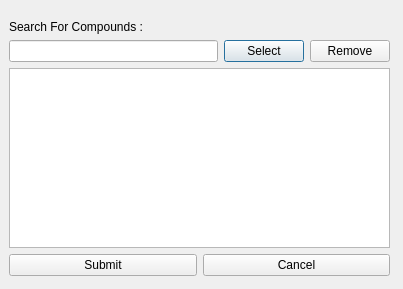
This is comp_selector.ui in Anujg935/OMChemSimGUI as Qt 5 draws it before an edit. The edited form follows.
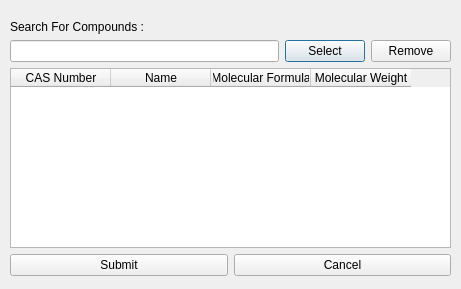
This is the edited form.

The edit to the form file:
```diff
--- a/comp_selector.ui
+++ b/comp_selector.ui
@@ -6,7 +6,7 @@
    <rect>
     <x>0</x>
     <y>0</y>
-    <width>403</width>
+    <width>461</width>
     <height>289</height>
    </rect>
   </property>
@@ -16,9 +16,9 @@
   <widget class="QWidget" name="verticalLayoutWidget">
    <property name="geometry">
     <rect>
-     <x>9</x>
+     <x>10</x>
      <y>20</y>
-     <width>381</width>
+     <width>441</width>
      <height>256</height>
     </rect>
    </property>
@@ -52,25 +52,27 @@
      </layout>
     </item>
     <item>
-     <widget class="QListWidget" name="listWidget">
-      <property name="frameShape">
-       <enum>QFrame::StyledPanel</enum>
-      </property>
-      <property name="editTriggers">
-       <set>QAbstractItemView::NoEditTriggers</set>
-      </property>
-      <property name="showDropIndicator" stdset="0">
-       <bool>false</bool>
-      </property>
-      <property name="movement">
-       <enum>QListView::Static</enum>
-      </property>
-      <property name="isWrapping" stdset="0">
-       <bool>false</bool>
-      </property>
-      <property name="selectionRectVisible">
-       <bool>true</bool>
-      </property>
+     <widget class="QTableWidget" name="tableWidget">
+      <column>
+       <property name="text">
+        <string>CAS Number</string>
+       </property>
+      </column>
+      <column>
+       <property name="text">
+        <string>Name</string>
+       </property>
+      </column>
+      <column>
+       <property name="text">
+        <string>Molecular Formula</string>
+       </property>
+      </column>
+      <column>
+       <property name="text">
+        <string>Molecular Weight</string>
+       </property>
+      </column>
      </widget>
     </item>
     <item>
```
